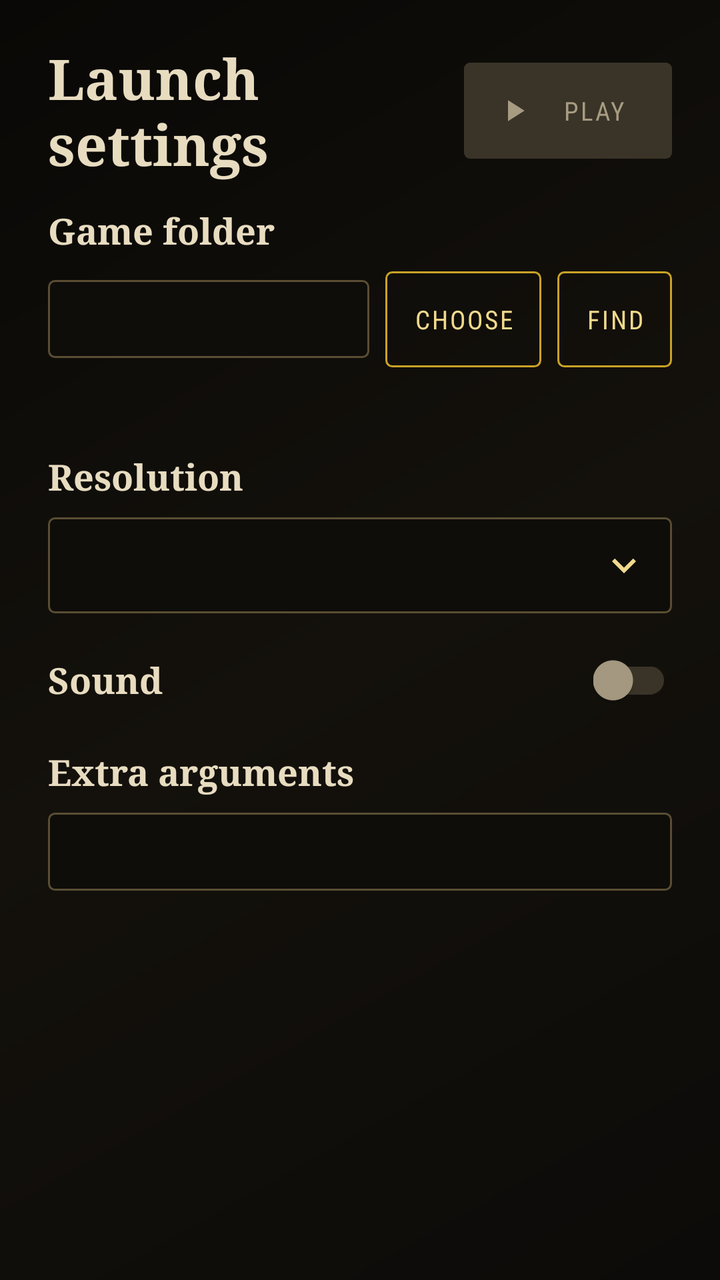
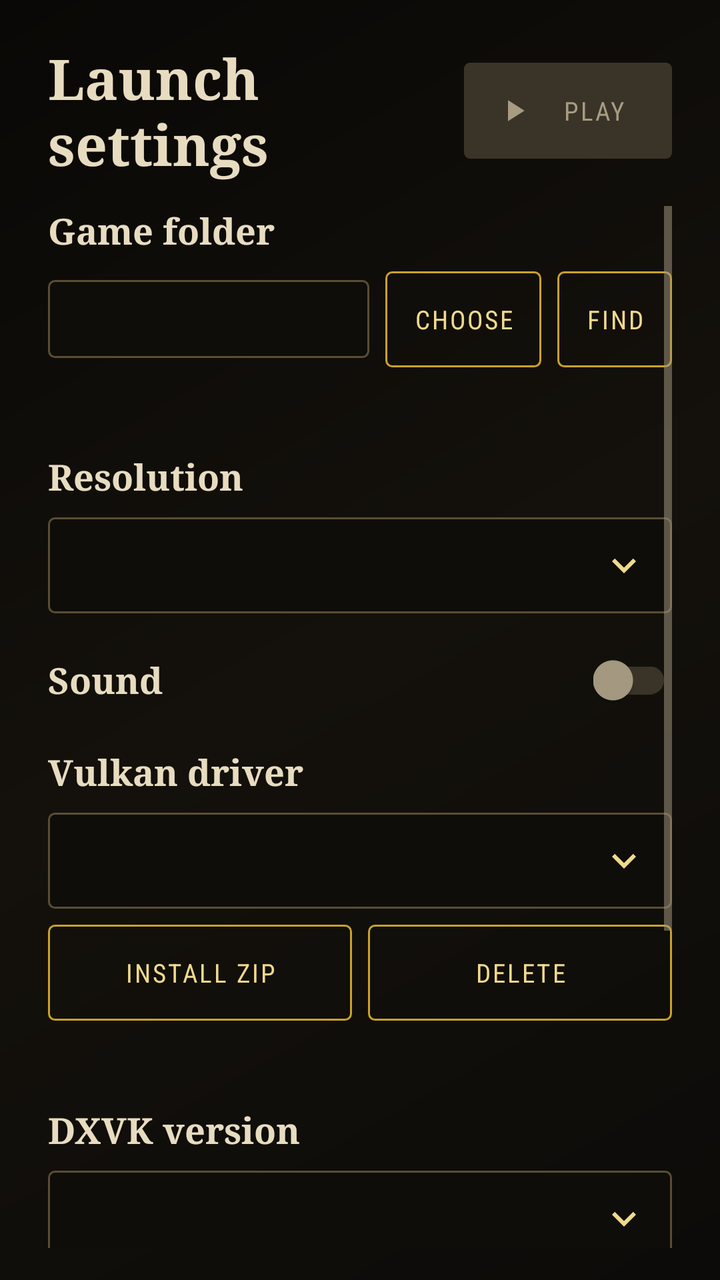

An Android layout rendered at two revisions. The XML below is the earlier revision; the diff shows what the commit changed to produce the second picture.
<!-- AndroidManifest.xml: activity theme Wc3LaunchTheme -->
<!-- res/layout/activity_launch_settings.xml -->
<?xml version="1.0" encoding="utf-8"?>
<LinearLayout xmlns:android="http://schemas.android.com/apk/res/android"
    xmlns:app="http://schemas.android.com/apk/res-auto"
    android:layout_width="match_parent"
    android:layout_height="match_parent"
    android:background="@drawable/bg_launch"
    android:orientation="vertical"
    android:paddingStart="24dp"
    android:paddingTop="20dp"
    android:paddingEnd="24dp"
    android:paddingBottom="16dp">

    <LinearLayout
        android:layout_width="match_parent"
        android:layout_height="wrap_content"
        android:gravity="center_vertical"
        android:orientation="horizontal">

        <TextView
            style="@style/Wc3Title"
            android:layout_width="0dp"
            android:layout_height="wrap_content"
            android:layout_weight="1"
            android:text="@string/launch_title" />

        <Button
            android:id="@+id/play_button"
            style="@style/Wc3ButtonPrimary"
            android:layout_width="wrap_content"
            android:layout_height="48dp"
            android:layout_marginStart="16dp"
            android:drawableStart="@drawable/ic_play"
            android:drawablePadding="8dp"
            android:drawableTint="@color/button_primary_text"
            android:enabled="false"
            android:text="@string/launch_play" />
    </LinearLayout>

    <LinearLayout
        android:id="@+id/error_banner"
        android:layout_width="match_parent"
        android:layout_height="wrap_content"
        android:layout_marginTop="12dp"
        android:background="@drawable/bg_error_banner"
        android:gravity="center_vertical"
        android:orientation="horizontal"
        android:padding="12dp"
        android:visibility="gone">

        <TextView
            android:id="@+id/error_text"
            style="@style/Wc3ErrorText"
            android:layout_width="0dp"
            android:layout_height="wrap_content"
            android:layout_marginEnd="12dp"
            android:layout_weight="1" />

        <Button
            android:id="@+id/grant_button"
            style="@style/Wc3ButtonGhost"
            android:layout_width="wrap_content"
            android:layout_height="40dp"
            android:minHeight="40dp"
            android:minWidth="0dp"
            android:paddingStart="12dp"
            android:paddingEnd="12dp"
            android:text="@string/launch_grant"
            android:textSize="11sp" />
    </LinearLayout>

    <ScrollView
        android:layout_width="match_parent"
        android:layout_height="0dp"
        android:layout_marginTop="12dp"
        android:layout_weight="1"
        android:clipToPadding="false"
        android:overScrollMode="never">

        <LinearLayout
            android:layout_width="match_parent"
            android:layout_height="wrap_content"
            android:orientation="vertical"
            android:paddingBottom="8dp">

            <TextView
                style="@style/Wc3RowLabel"
                android:layout_width="match_parent"
                android:layout_height="wrap_content"
                android:text="@string/launch_folder_label" />

            <LinearLayout
                android:layout_width="match_parent"
                android:layout_height="wrap_content"
                android:layout_marginTop="8dp"
                android:baselineAligned="false"
                android:gravity="center_vertical"
                android:orientation="horizontal">

                <EditText
                    android:id="@+id/folder_input"
                    style="@style/Wc3Field"
                    android:layout_width="0dp"
                    android:layout_height="wrap_content"
                    android:layout_weight="1"
                    android:importantForAutofill="no"
                    android:inputType="textNoSuggestions"
                    android:maxLength="1000"
                    android:saveEnabled="false" />

                <Button
                    android:id="@+id/choose_folder_button"
                    style="@style/Wc3ButtonGhost"
                    android:layout_width="wrap_content"
                    android:layout_height="48dp"
                    android:layout_marginStart="8dp"
                    android:minWidth="0dp"
                    android:paddingStart="14dp"
                    android:paddingEnd="14dp"
                    android:text="@string/launch_folder_choose" />

                <Button
                    android:id="@+id/find_folder_button"
                    style="@style/Wc3ButtonGhost"
                    android:layout_width="wrap_content"
                    android:layout_height="48dp"
                    android:layout_marginStart="8dp"
                    android:minWidth="0dp"
                    android:paddingStart="14dp"
                    android:paddingEnd="14dp"
                    android:text="@string/launch_folder_find" />
            </LinearLayout>

            <TextView
                android:id="@+id/folder_status"
                style="@style/Wc3Helper"
                android:layout_width="match_parent"
                android:layout_height="wrap_content"
                android:layout_marginTop="6dp"
                android:accessibilityLiveRegion="polite" />

            <TextView
                style="@style/Wc3RowLabel"
                android:layout_width="match_parent"
                android:layout_height="wrap_content"
                android:layout_marginTop="20dp"
                android:text="@string/launch_resolution_label" />

            <FrameLayout
                android:layout_width="match_parent"
                android:layout_height="48dp"
                android:layout_marginTop="8dp">

                <Spinner
                    android:id="@+id/resolution_spinner"
                    style="@style/Wc3Spinner"
                    android:layout_width="match_parent"
                    android:layout_height="match_parent"
                    android:saveEnabled="false" />

                <ImageView
                    android:layout_width="24dp"
                    android:layout_height="24dp"
                    android:layout_gravity="end|center_vertical"
                    android:layout_marginEnd="12dp"
                    android:clickable="false"
                    android:focusable="false"
                    android:importantForAccessibility="no"
                    android:src="@drawable/ic_expand_more"
                    android:tint="@color/launch_gold_light" />
            </FrameLayout>

            <LinearLayout
                android:layout_width="match_parent"
                android:layout_height="wrap_content"
                android:layout_marginTop="20dp"
                android:gravity="center_vertical"
                android:orientation="horizontal">

                <TextView
                    style="@style/Wc3RowLabel"
                    android:layout_width="0dp"
                    android:layout_height="wrap_content"
                    android:layout_weight="1"
                    android:text="@string/launch_sound_label" />

                <androidx.appcompat.widget.SwitchCompat
                    android:id="@+id/sound_switch"
                    android:layout_width="wrap_content"
                    android:layout_height="wrap_content"
                    android:contentDescription="@string/launch_sound_label"
                    android:saveEnabled="false"
                    app:thumbTint="@color/switch_thumb"
                    app:trackTint="@color/switch_track" />
            </LinearLayout>

            <TextView
                style="@style/Wc3RowLabel"
                android:layout_width="match_parent"
                android:layout_height="wrap_content"
                android:layout_marginTop="20dp"
                android:text="@string/launch_args_label" />

            <EditText
                android:id="@+id/args_input"
                style="@style/Wc3Field"
                android:layout_width="match_parent"
                android:layout_height="wrap_content"
                android:layout_marginTop="8dp"
                android:importantForAutofill="no"
                android:inputType="textNoSuggestions"
                android:maxLength="200"
                android:saveEnabled="false" />
        </LinearLayout>
    </ScrollView>
</LinearLayout>
<!-- resources referenced by this layout -->
<resources>
  <color name="launch_gold_light">#F0D98C</color>
  <string name="launch_args_label">Extra arguments</string>
  <string name="launch_folder_choose">Choose</string>
  <string name="launch_folder_find">Find</string>
  <string name="launch_folder_label">Game folder</string>
  <string name="launch_grant">Grant access</string>
  <string name="launch_play">Play</string>
  <string name="launch_resolution_label">Resolution</string>
  <string name="launch_sound_label">Sound</string>
  <string name="launch_title">Launch settings</string>
  <style name="Wc3ErrorText">
          <item name="android:fontFamily">sans-serif</item>
          <item name="android:textSize">12sp</item>
          <item name="android:textColor">@color/launch_parchment</item>
          <item name="android:lineSpacingExtra">2dp</item>
      </style>
  <style name="Wc3Helper">
          <item name="android:fontFamily">sans-serif</item>
          <item name="android:textSize">12sp</item>
          <item name="android:textColor">@color/launch_muted</item>
          <item name="android:lineSpacingExtra">2dp</item>
      </style>
  <style name="Wc3RowLabel">
          <item name="android:fontFamily">serif</item>
          <item name="android:textSize">18sp</item>
          <item name="android:textStyle">bold</item>
          <item name="android:textColor">@color/launch_parchment</item>
      </style>
  <style name="Wc3Title">
          <item name="android:fontFamily">serif</item>
          <item name="android:textSize">28sp</item>
          <item name="android:textStyle">bold</item>
          <item name="android:textColor">@color/launch_parchment</item>
      </style>
  <style name="Wc3LaunchTheme" parent="Wc3LaunchTheme.Base" />
  <color name="launch_error_bg">#2A1713</color>
  <color name="launch_error_stroke">#6E342B</color>
  <color name="launch_bg">#0C0B09</color>
  <color name="launch_button_text">#1A1307</color>
  <color name="launch_parchment">#E8DCC0</color>
  <color name="launch_muted">#A79B82</color>
  <color name="launch_panel">#15130F</color>
  <style name="Wc3LaunchTheme.Base" parent="Theme.AppCompat.NoActionBar">
          <item name="android:windowNoTitle">true</item>
          <item name="android:windowActionModeOverlay">true</item>
          <item name="android:windowFullscreen">false</item>
          <item name="android:colorBackground">@color/launch_bg</item>
          <item name="android:windowBackground">@color/launch_bg</item>
          <item name="android:statusBarColor">@color/launch_bg</item>
          <item name="android:navigationBarColor">@color/launch_bg</item>
          <item name="android:windowLightStatusBar">false</item>
          <item name="android:windowLightNavigationBar">false</item>
          <item name="colorAccent">@color/launch_gold</item>
          <item name="colorPrimary">@color/launch_gold</item>
          <item name="colorPrimaryDark">@color/launch_bg</item>
          <item name="android:textColorPrimary">@color/launch_parchment</item>
          <item name="android:textColorSecondary">@color/launch_muted</item>
      </style>
  <color name="launch_gold">#C9A227</color>
  <color name="launch_line">#3A3428</color>
  <color name="launch_field">#0E0D0A</color>
  <color name="launch_field_stroke">#5A4D33</color>
  <!-- unchanged entries left out for length: 11 -->
</resources>

<!-- the commit's change to res/layout/activity_launch_settings.xml (unified diff, before → after) -->
@@ -194,6 +194,160 @@
             </LinearLayout>
 
             <TextView
+                android:id="@+id/driver_label"
+                style="@style/Wc3RowLabel"
+                android:layout_width="match_parent"
+                android:layout_height="wrap_content"
+                android:layout_marginTop="20dp"
+                android:text="@string/launch_driver_label" />
+
+            <FrameLayout
+                android:id="@+id/driver_picker_frame"
+                android:layout_width="match_parent"
+                android:layout_height="48dp"
+                android:layout_marginTop="8dp">
+
+                <Spinner
+                    android:id="@+id/driver_spinner"
+                    style="@style/Wc3Spinner"
+                    android:layout_width="match_parent"
+                    android:layout_height="match_parent"
+                    android:saveEnabled="false" />
+
+                <ImageView
+                    android:layout_width="24dp"
+                    android:layout_height="24dp"
+                    android:layout_gravity="end|center_vertical"
+                    android:layout_marginEnd="12dp"
+                    android:clickable="false"
+                    android:focusable="false"
+                    android:importantForAccessibility="no"
+                    android:src="@drawable/ic_expand_more"
+                    android:tint="@color/launch_gold_light" />
+            </FrameLayout>
+
+            <LinearLayout
+                android:id="@+id/driver_buttons"
+                android:layout_width="match_parent"
+                android:layout_height="wrap_content"
+                android:layout_marginTop="8dp"
+                android:orientation="horizontal">
+
+                <Button
+                    android:id="@+id/driver_import_button"
+                    style="@style/Wc3ButtonGhost"
+                    android:layout_width="0dp"
+                    android:layout_height="48dp"
+                    android:layout_weight="1"
+                    android:minWidth="0dp"
+                    android:text="@string/launch_driver_import" />
+
+                <Button
+                    android:id="@+id/driver_remove_button"
+                    style="@style/Wc3ButtonGhost"
+                    android:layout_width="0dp"
+                    android:layout_height="48dp"
+                    android:layout_marginStart="8dp"
+                    android:layout_weight="1"
+                    android:minWidth="0dp"
+                    android:text="@string/launch_driver_remove" />
+            </LinearLayout>
+
+            <TextView
+                android:id="@+id/driver_status"
+                style="@style/Wc3Helper"
+                android:layout_width="match_parent"
+                android:layout_height="wrap_content"
+                android:layout_marginTop="6dp"
+                android:accessibilityLiveRegion="polite" />
+
+            <TextView
+                style="@style/Wc3RowLabel"
+                android:layout_width="match_parent"
+                android:layout_height="wrap_content"
+                android:layout_marginTop="20dp"
+                android:text="@string/launch_dxvk_label" />
+
+            <FrameLayout
+                android:layout_width="match_parent"
+                android:layout_height="48dp"
+                android:layout_marginTop="8dp">
+
+                <Spinner
+                    android:id="@+id/dxvk_spinner"
+                    style="@style/Wc3Spinner"
+                    android:layout_width="match_parent"
+                    android:layout_height="match_parent"
+                    android:saveEnabled="false" />
+
+                <ImageView
+                    android:layout_width="24dp"
+                    android:layout_height="24dp"
+                    android:layout_gravity="end|center_vertical"
+                    android:layout_marginEnd="12dp"
+                    android:clickable="false"
+                    android:focusable="false"
+                    android:importantForAccessibility="no"
+                    android:src="@drawable/ic_expand_more"
+                    android:tint="@color/launch_gold_light" />
+            </FrameLayout>
+
+            <TextView
+                style="@style/Wc3RowLabel"
+                android:layout_width="match_parent"
+                android:layout_height="wrap_content"
+                android:layout_marginTop="20dp"
+                android:text="@string/launch_dxvk_config_label" />
+
+            <LinearLayout
+                android:layout_width="match_parent"
+                android:layout_height="wrap_content"
+                android:layout_marginTop="8dp"
+                android:orientation="horizontal">
+
+                <TextView
+                    style="@style/Wc3Helper"
+                    android:layout_width="0dp"
+                    android:layout_height="wrap_content"
+                    android:layout_weight="1"
+                    android:paddingStart="12dp"
+                    android:paddingEnd="4dp"
+                    android:text="@string/launch_dxvk_config_key" />
+
+                <TextView
+                    style="@style/Wc3Helper"
+                    android:layout_width="0dp"
+                    android:layout_height="wrap_content"
+                    android:layout_marginStart="8dp"
+                    android:layout_weight="1"
+                    android:paddingStart="12dp"
+                    android:paddingEnd="4dp"
+                    android:text="@string/launch_dxvk_config_value" />
+
+                <View
+                    android:layout_width="44dp"
+                    android:layout_height="1dp"
+                    android:layout_marginStart="8dp" />
+            </LinearLayout>
+
+            <LinearLayout
+                android:id="@+id/dxvk_config_rows"
+                android:layout_width="match_parent"
+                android:layout_height="wrap_content"
+                android:layout_marginTop="2dp"
+                android:orientation="vertical" />
+
+            <Button
+                android:id="@+id/dxvk_config_add"
+                style="@style/Wc3ButtonGhost"
+                android:layout_width="wrap_content"
+                android:layout_height="44dp"
+                android:layout_marginTop="4dp"
+                android:minHeight="44dp"
+                android:minWidth="0dp"
+                android:text="@string/launch_dxvk_config_add" />
+
+            <TextView
                 style="@style/Wc3RowLabel"
                 android:layout_width="match_parent"
                 android:layout_height="wrap_content"
<!-- resource entries referenced after the edit -->
@@ -2,6 +2,14 @@
 <resources>
   <color name="launch_gold_light">#F0D98C</color>
   <string name="launch_args_label">Extra arguments</string>
+  <string name="launch_driver_import">Install ZIP</string>
+  <string name="launch_driver_label">Vulkan driver</string>
+  <string name="launch_driver_remove">Delete</string>
+  <string name="launch_dxvk_config_add">Add variable</string>
+  <string name="launch_dxvk_config_key">Key</string>
+  <string name="launch_dxvk_config_label">DXVK configuration</string>
+  <string name="launch_dxvk_config_value">Value</string>
+  <string name="launch_dxvk_label">DXVK version</string>
   <string name="launch_folder_choose">Choose</string>
   <string name="launch_folder_find">Find</string>
   <string name="launch_folder_label">Game folder</string>
@@ -45,7 +53,8 @@
   <style name="Wc3LaunchTheme.Base" parent="Theme.AppCompat.NoActionBar">
           <item name="android:windowNoTitle">true</item>
           <item name="android:windowActionModeOverlay">true</item>
-          <item name="android:windowFullscreen">false</item>
+          
+          <item name="android:windowFullscreen">true</item>
           <item name="android:colorBackground">@color/launch_bg</item>
           <item name="android:windowBackground">@color/launch_bg</item>
           <item name="android:statusBarColor">@color/launch_bg</item>
